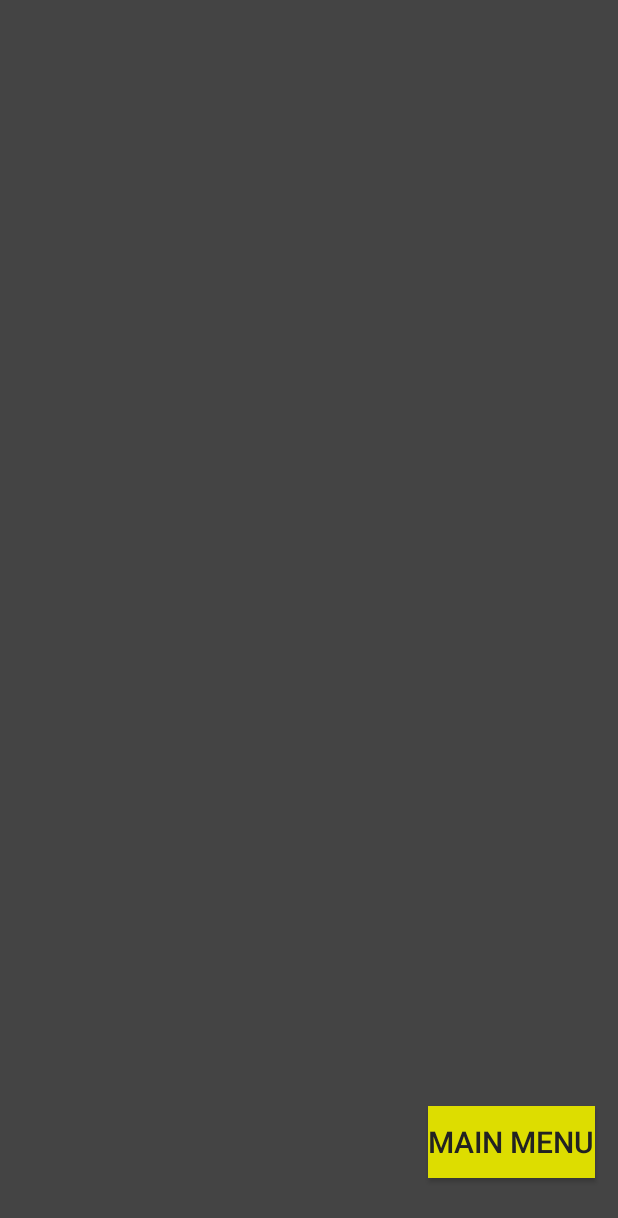
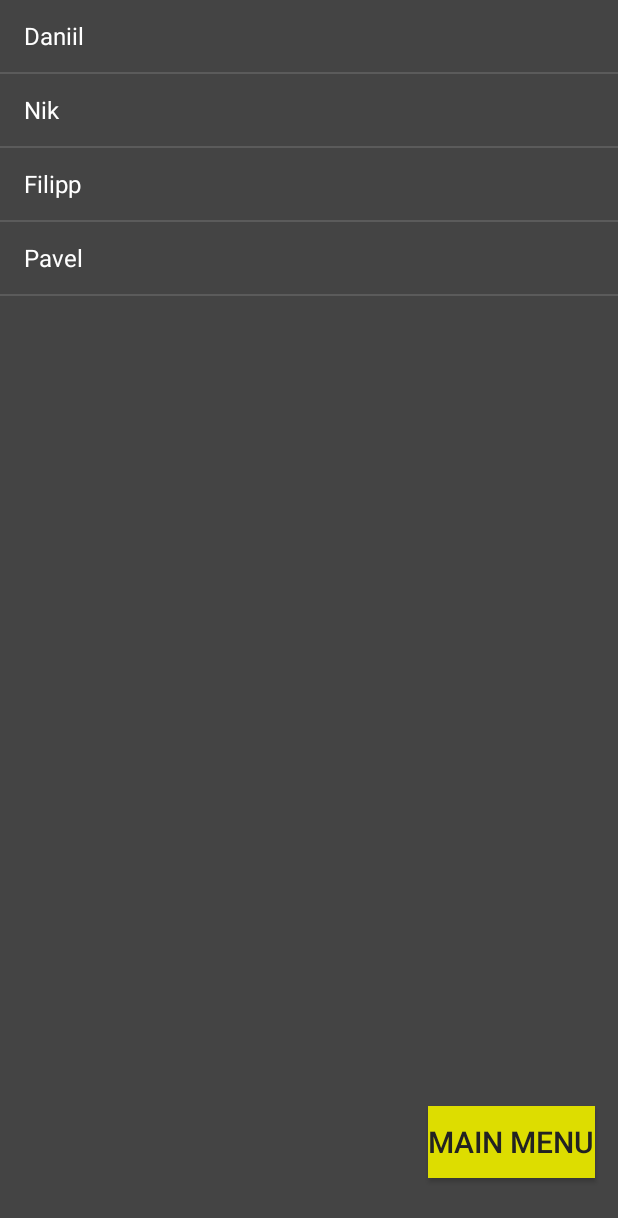
Before and after one commit to uppercasePhi/Snake-Project, an Android app: the LeaderBoard screen opened directly, with no data from a screen before it, on a phone screen of 412 x 824 dp. Shown: the top 1218 px of the screen. Run offline under Robolectric (Android 15) with nearby library versions, the phone set to English and light mode, and no system bars.

Commit message:
listview

```diff
--- a/app/src/main/java/com/snakeproject/LeaderBoard.kt
+++ b/app/src/main/java/com/snakeproject/LeaderBoard.kt
@@ -2,10 +2,14 @@ package com.snakeproject
 
 import android.content.Intent
 import android.os.Bundle
+import android.widget.ArrayAdapter
+import android.widget.ListView
 import androidx.appcompat.app.AppCompatActivity
+
 import kotlinx.android.synthetic.main.activity_leader_board.*
 
 class LeaderBoard : AppCompatActivity() {
+    lateinit var listView: ListView
 
     override fun onCreate(savedInstanceState: Bundle?) {
         super.onCreate(savedInstanceState)
@@ -18,5 +22,44 @@ class LeaderBoard : AppCompatActivity() {
 
             startActivity(intent)
         }
+        listView = findViewById(R.id.main_listview)
+
+        var personArray = arrayOf("Daniil", "Nik", "Filipp", "Pavel")
+        listView.adapter = ArrayAdapter<String>(this, android.R.layout.simple_list_item_1, personArray)
+
+//        val listView = findViewById<ListView>(R.id.main_listview)
+//        val color = Color.parseColor("FF0000")
+//        listView.setBackgroundColor(color)
+//        listView.adapter = MyCustomAdapter(this)
+
     }
+
+//    private class MyCustomAdapter(context: Context): BaseAdapter(){
+//
+//        private val mContext : Context
+//
+//        init{
+//            mContext = context
+//        }
+//
+//
+//        override fun getCount(): Int {
+//            return 3 //To change body of created functions use File | Settings | File Templates.
+//        }
+//
+//        override fun getItem(position: Int): Any {
+//            return "Name"//To change body of created functions use File | Settings | File Templates.
+//        }
+//
+//        override fun getItemId(position: Int): Long {
+//            return position.toLong()//To change body of created functions use File | Settings | File Templates.
+//        }
+//
+//        override fun getView(position: Int, convertView: View?, parent: ViewGroup?): View {
+//            val textView = TextView(mContext)
+//            textView.text = "BAD"
+//            return textView//To change body of created functions use File | Settings | File Templates.
+//        }
+//    }
+
 }
--- a/app/src/main/java/com/snakeproject/SnakeGame.kt
+++ b/app/src/main/java/com/snakeproject/SnakeGame.kt
@@ -22,7 +22,6 @@ class SnakeGame(context: Context, level: Int, kitNumber: Int) : View(context) {
     private var viewWidth = -1
     private var viewHeight = -1
     private var cellSize: Int = -1
-
     override fun onSizeChanged(w: Int, h: Int, oldw: Int, oldh: Int) {
         super.onSizeChanged(w, h, oldw, oldh)
         viewHeight = h
--- a/app/src/main/res/layout/activity_leader_board.xml
+++ b/app/src/main/res/layout/activity_leader_board.xml
@@ -23,4 +23,8 @@
             app:layout_constraintHorizontal_bias="0.95"
             app:layout_constraintVertical_bias="0.95"/>
 
+    <ListView android:id="@+id/main_listview"
+              android:layout_width="match_parent"
+              android:layout_height="match_parent"/>
+
 </androidx.constraintlayout.widget.ConstraintLayout>
```
